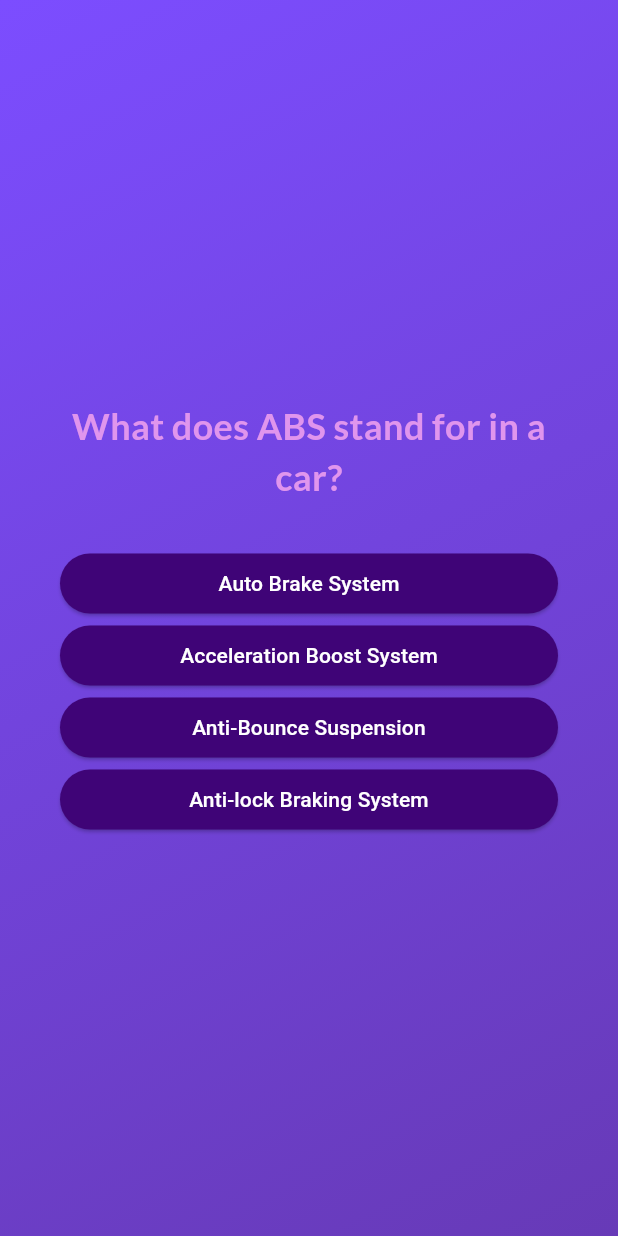
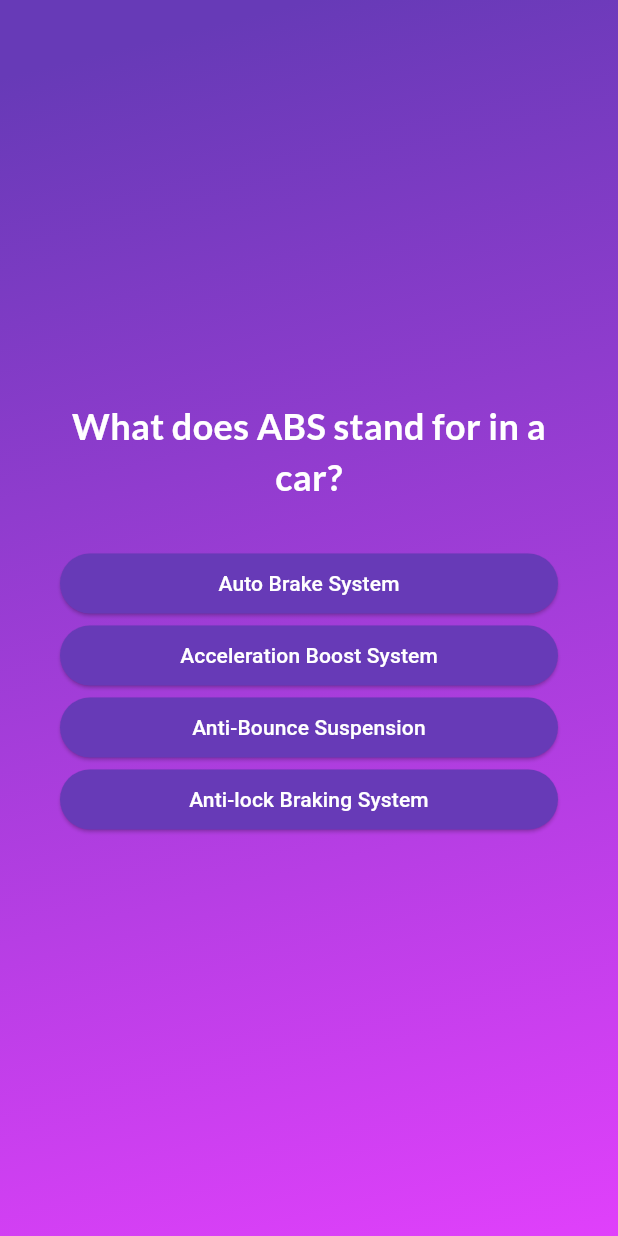
Before and after one commit to mutafyan/carquiz, a Flutter app: the screen it shows after launch, after a tap on "Start the quiz!", on a phone screen of 412 x 824 dp. Run offline on Flutter 3.47's test engine with Material 3 defaults, Android fonts, the phone set to English and light mode, and no system bars; our stand-ins replace google_fonts.

Commit message:
Modified results screen, everything working, quiz can be restarted now

```diff
--- a/lib/models/answer_button.dart
+++ b/lib/models/answer_button.dart
@@ -12,7 +12,7 @@ class AnswerButton extends StatelessWidget {
   Widget build(context) {
     return ElevatedButton(
       style: ElevatedButton.styleFrom(
-        backgroundColor: const Color.fromARGB(255, 63, 4, 119),
+        backgroundColor: Colors.deepPurple,
         foregroundColor: Colors.white,
         // padding: const EdgeInsets.symmetric(vertical: 10, horizontal: 40),
       ),
--- a/lib/questions_screen.dart
+++ b/lib/questions_screen.dart
@@ -36,7 +36,7 @@ class _QuestionScreenState extends State<QuestionScreen> {
               currentQuestion.text,
               textAlign: TextAlign.center,
               style: GoogleFonts.lato(
-                color: const Color.fromARGB(255, 224, 149, 237),
+                color: Colors.white,
                 fontSize: 24,
                 fontWeight: FontWeight.bold,
               ),
--- a/lib/quiz.dart
+++ b/lib/quiz.dart
@@ -38,6 +38,7 @@ class _QuizState extends State<Quiz> {
 
   void restartQuiz() {
     setState(() {
+      selectedAnswers.clear();
       activeScreen = 'start-screen';
     });
   }
@@ -51,20 +52,24 @@ class _QuizState extends State<Quiz> {
     } else if (activeScreen == 'questions-screen') {
       screenWidget = QuestionScreen(onSelectAnswer: saveAnswer);
     } else {
-      // Placeholder for end screen (you can implement a proper end screen here)
-      screenWidget = EndScreen(selectedAnswers: selectedAnswers);
+      screenWidget = EndScreen(selectedAnswers: selectedAnswers, onRestart: restartQuiz);
     }
 
     return MaterialApp(
+      debugShowCheckedModeBanner: false,
+      title: 'Car Quiz',
+      theme: ThemeData(
+        scaffoldBackgroundColor: Colors.white, // Set default background color
+      ),
       home: Scaffold(
         body: Container(
           decoration: const BoxDecoration(
             gradient: LinearGradient(
               colors: [
-                Colors.deepPurpleAccent,
                 Colors.deepPurple,
+                Colors.purpleAccent,
               ],
-              begin: Alignment.topLeft,
+              begin: Alignment.topCenter,
               end: Alignment.bottomRight,
             ),
           ),
--- a/lib/start_screen.dart
+++ b/lib/start_screen.dart
@@ -19,7 +19,9 @@ class StartScreen extends StatelessWidget {
           ),
           const SizedBox(height: 30),
           const Text(
-            "Try This Car Quiz",
+            "Let's see how much of an enthusiast you are...",
+            textAlign: TextAlign.center,
+            textScaler: TextScaler.linear(1.3),
             style: TextStyle(
               color: Colors.white,
               fontSize: 23,
@@ -30,7 +32,7 @@ class StartScreen extends StatelessWidget {
             onPressed: onStart,
             style: OutlinedButton.styleFrom(
               foregroundColor: Colors.white,
-              backgroundColor: Colors.deepPurpleAccent,
+              backgroundColor: Colors.deepPurple,
             ),
             icon: const Icon(Icons.arrow_right_alt),
             label: const Text(
```
Also changed, not shown: lib/data/questions.dart (+4 -3 lines), lib/data/result_item.dart (deleted, +0 -24 lines), lib/end_screen.dart (+36 -11 lines), lib/models/result_item.dart (added, +77 -0 lines), lib/models/results.dart (added, +30 -0 lines), pubspec.lock (added).
